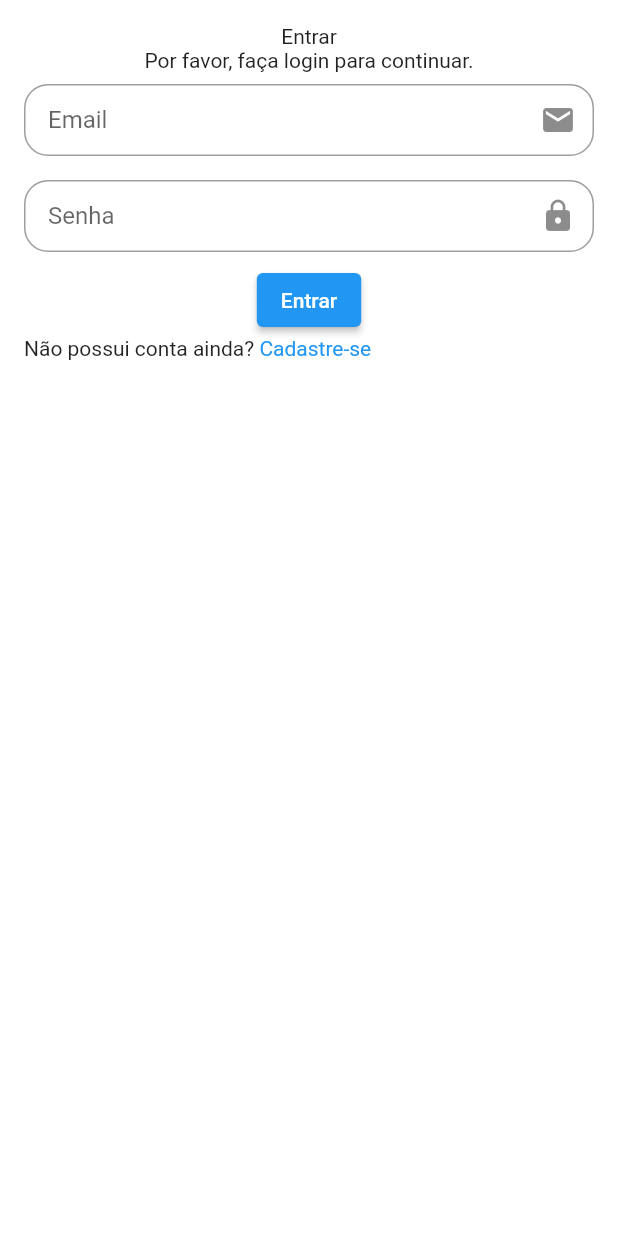
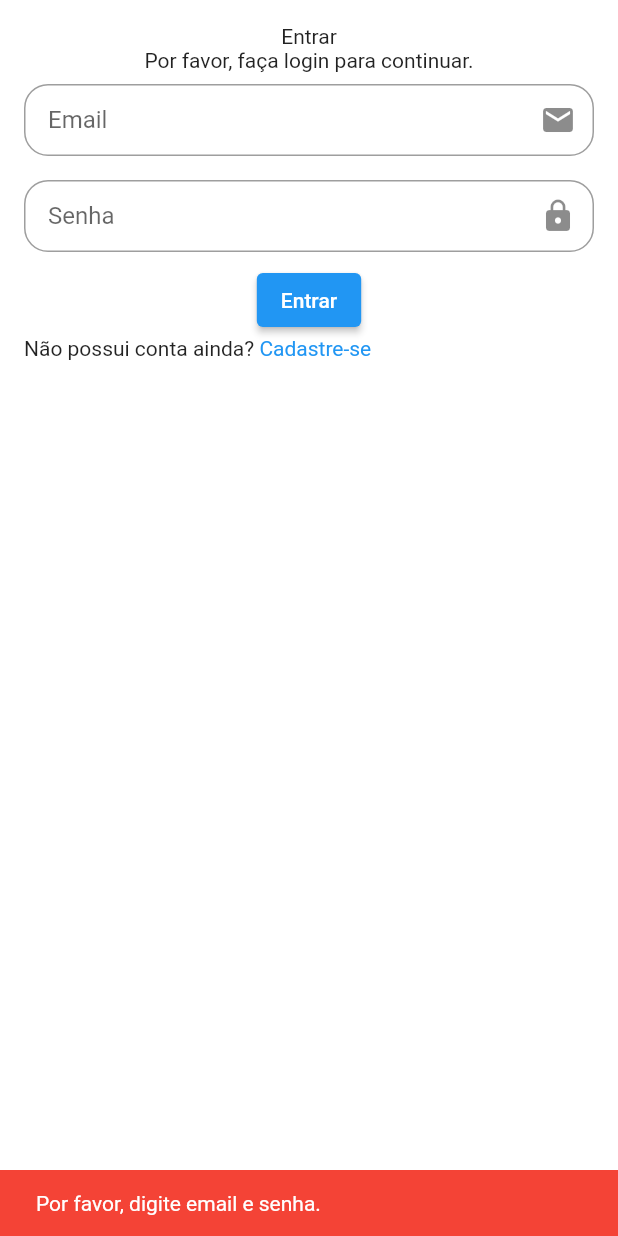
Before and after one commit to JohnAzedo/News, a Flutter app: the LoginScreen screen opened directly, after a tap on "Entrar", on a phone screen of 412 x 824 dp. Run offline on Flutter 3.47's test engine with Material 2 defaults, Android fonts, the phone set to English and light mode, and no system bars; our stand-ins replace dio, google_fonts, jiffy, shared_preferences; accounts and stored records are empty.

Commit message:
[client] feature: Handle with errors in login page

```diff
--- a/client/lib/main.dart
+++ b/client/lib/main.dart
@@ -15,7 +15,7 @@ class NewsApp extends StatelessWidget {
         scaffoldBackgroundColor: Colors.white,
       ),
       debugShowCheckedModeBanner: false,
-      home: SplashScreen(),
+      home: LoginScreen(),
     );
   }
 }
--- a/client/lib/repositories/repository.dart
+++ b/client/lib/repositories/repository.dart
@@ -1,6 +1,6 @@
 import 'package:dio/dio.dart';
 
 class Repository {
-  final String ipAddress = 'http://192.168.1.12:8000';
+  final String ipAddress = 'http://192.168.1.13:8000';
   final Dio dio = new Dio();
 }
--- a/client/lib/screens/auth/login.dart
+++ b/client/lib/screens/auth/login.dart
@@ -19,26 +19,30 @@ class _LoginScreenState extends State<LoginScreen> {
   final TextEditingController _emailController = TextEditingController();
   final TextEditingController _passwordController = TextEditingController();
 
-  void _handleAuthError() {}
+  void _login(BuildContext context){
+    final User user = User(
+      email: _emailController.text,
+      password: _passwordController.text,
+    );
+
+    if(user.email != '' && user.password != ''){
+      _getTokens(context, user);
+    } else {
+      showCheckNullValuesSnackBar(context);
+    }
+  }
+
+  Future<void> _getTokens(BuildContext context, User user) async {
+    return repository.login(user).then((token) {
+      _saveToken(token);
+      navigateToNews(context);
+    }).catchError((onError) => showErrorAuthSnackBar(context));
+  }
 
   void _saveToken(Token token) async {
     SharedPreferences preferences = await SharedPreferences.getInstance();
     await preferences.setString('token_access', token.access);
     await preferences.setString('token_refresh', token.refresh);
-  }
-
-  Future<void> _login(BuildContext context) async {
-    final User user = User(
-      email: _emailController.text,
-      password: _passwordController.text,
-    );
-
-    return repository.login(user).then((token) {
-      _saveToken(token);
-      navigateToNews(context);
-    }).catchError((onError) {
-      debugPrint('Teste');
-    });
   }
 
   @override
@@ -83,6 +87,26 @@ class _LoginScreenState extends State<LoginScreen> {
     );
   }
 
+  void showErrorAuthSnackBar(BuildContext context) {
+    final snackBar = SnackBar(
+      content: Text('Email ou senha incorreto!'),
+      backgroundColor: Colors.red,
+      duration: Duration(seconds: 2),
+    );
+
+    ScaffoldMessenger.of(context).showSnackBar(snackBar);
+  }
+
+  void showCheckNullValuesSnackBar(BuildContext context) {
+    final snackBar = SnackBar(
+      content: Text('Por favor, digite email e senha.'),
+      backgroundColor: Colors.red,
+      duration: Duration(seconds: 2),
+    );
+
+    ScaffoldMessenger.of(context).showSnackBar(snackBar);
+  }
+
   void navigateToInviteCode(BuildContext context) {
     Navigator.of(context).push(
       MaterialPageRoute(
```
